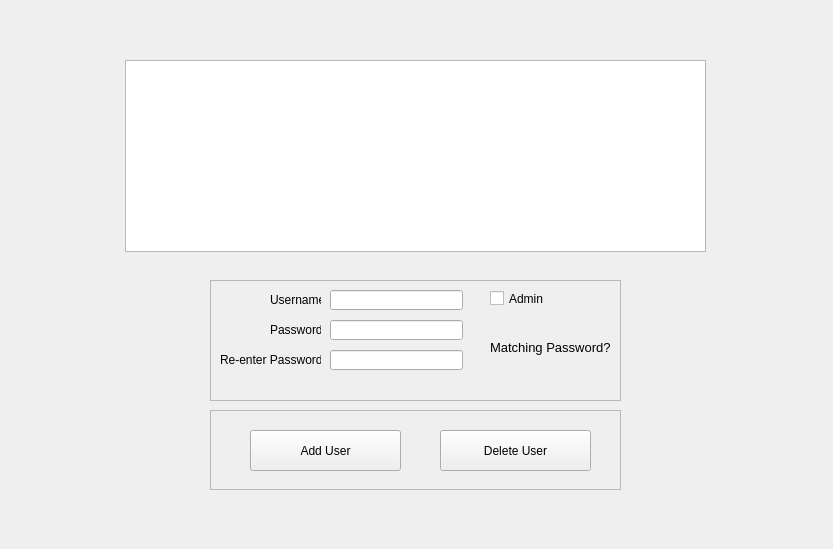
First picture: the form in drc/gui/manageusers.ui, repository lansdon/cpts483_drc, before the edit.
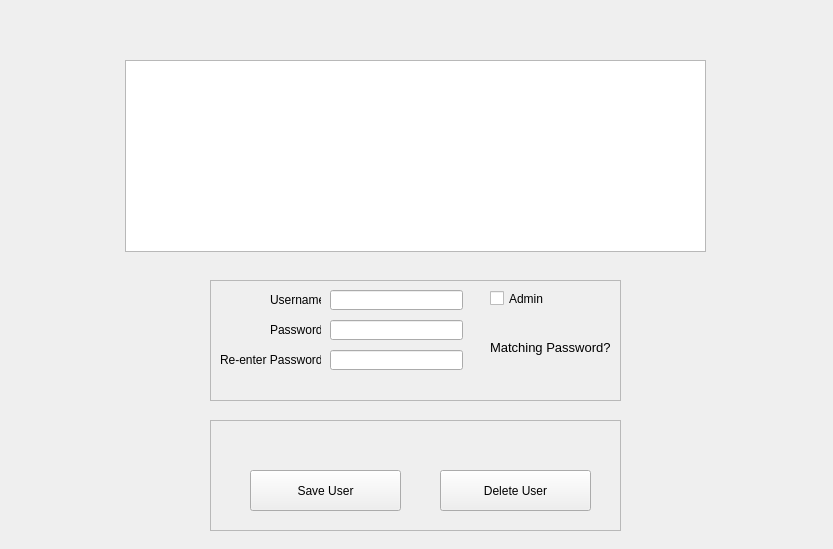
Second picture: the form after the edit.

Commit message:
User Management
Adding verification for saving/deleting users

The edit to the form file:
```diff
--- a/drc/gui/manageusers.ui
+++ b/drc/gui/manageusers.ui
@@ -128,9 +128,9 @@
    <property name="geometry">
     <rect>
      <x>210</x>
-     <y>410</y>
+     <y>420</y>
      <width>411</width>
-     <height>80</height>
+     <height>111</height>
     </rect>
    </property>
    <property name="frameShape">
@@ -143,20 +143,20 @@
     <property name="geometry">
      <rect>
       <x>40</x>
-      <y>20</y>
+      <y>50</y>
       <width>151</width>
       <height>41</height>
      </rect>
     </property>
     <property name="text">
-     <string>Add User</string>
+     <string>Save User</string>
     </property>
    </widget>
    <widget class="QPushButton" name="DeleteUserButton">
     <property name="geometry">
      <rect>
       <x>230</x>
-      <y>20</y>
+      <y>50</y>
       <width>151</width>
       <height>41</height>
      </rect>
@@ -165,6 +165,19 @@
      <string>Delete User</string>
     </property>
    </widget>
+   <widget class="QLabel" name="verificationLabel">
+    <property name="geometry">
+     <rect>
+      <x>105</x>
+      <y>9</y>
+      <width>201</width>
+      <height>31</height>
+     </rect>
+    </property>
+    <property name="text">
+     <string>&lt;html&gt;&lt;head/&gt;&lt;body&gt;&lt;p&gt;&lt;br/&gt;&lt;/p&gt;&lt;/body&gt;&lt;/html&gt;</string>
+    </property>
+   </widget>
   </widget>
   <widget class="QTableWidget" name="usertableWidget">
    <property name="geometry">
@@ -176,39 +189,6 @@
     </rect>
    </property>
   </widget>
-  <widget class="QWidget" name="gridLayoutWidget">
-   <property name="geometry">
-    <rect>
-     <x>119</x>
-     <y>49</y>
-     <width>591</width>
-     <height>211</height>
-    </rect>
-   </property>
-   <layout class="QGridLayout" name="gridLayout_2"/>
-  </widget>
-  <widget class="QWidget" name="gridLayoutWidget_2">
-   <property name="geometry">
-    <rect>
-     <x>200</x>
-     <y>270</y>
-     <width>431</width>
-     <height>231</height>
-    </rect>
-   </property>
-   <layout class="QGridLayout" name="gridLayout_3"/>
-  </widget>
-  <widget class="QWidget" name="gridLayoutWidget_3">
-   <property name="geometry">
-    <rect>
-     <x>40</x>
-     <y>10</y>
-     <width>741</width>
-     <height>531</height>
-    </rect>
-   </property>
-   <layout class="QGridLayout" name="gridLayout_4"/>
-  </widget>
  </widget>
  <resources/>
  <connections/>
```
The commit also changes 2 other files.
